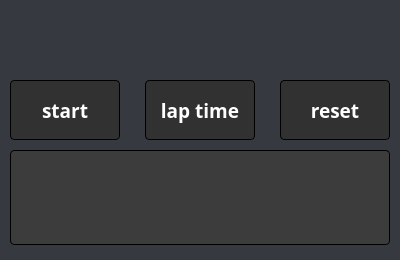
The window that mainwindow.ui (painTojn1/Stoper2Pg1) describes before a commit, drawn with Qt 5.
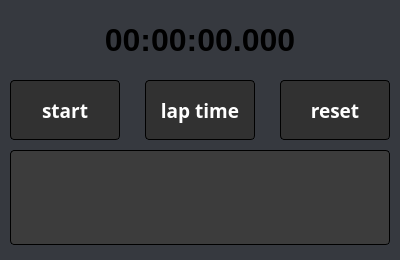
The same window after the commit.

Patch:
```diff
--- a/mainwindow.ui
+++ b/mainwindow.ui
@@ -48,7 +48,7 @@
      </font>
     </property>
     <property name="text">
-     <string/>
+     <string>00:00:00.000</string>
     </property>
     <property name="alignment">
      <set>Qt::AlignCenter</set>
```
Left out of the diff: 2 changed lines with no effect on the pictures.
